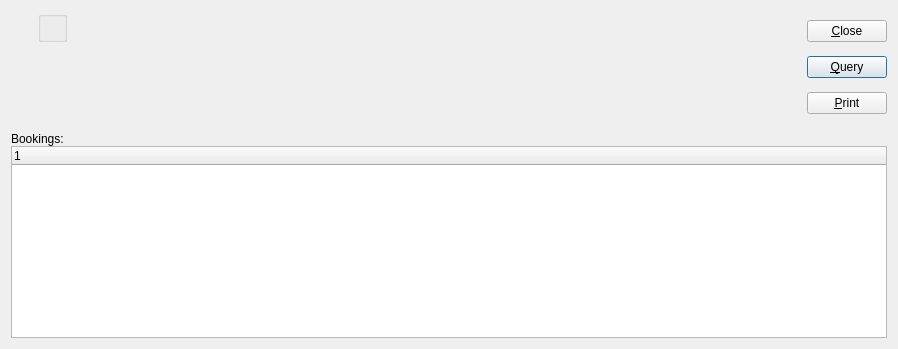
Pegasus-RPG/xtuple-client, file guiclient/dspBookingsByItem.ui: the form before one commit.
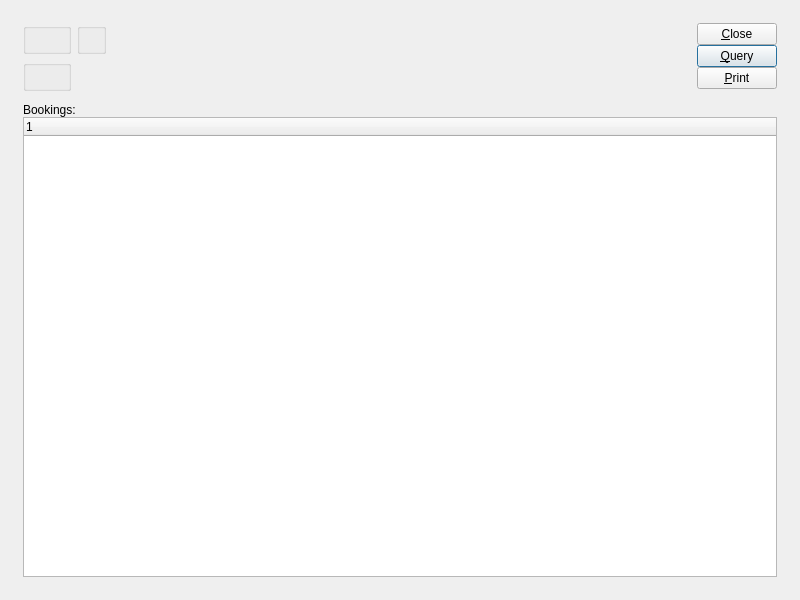
The form after the commit. Custom widgets are drawn as their Qt base class.

Commit message: issue 8520:  Touch up layouts with tweaked clusters.

The edit to the form file:
```diff
--- a/guiclient/dspBookingsByItem.ui
+++ b/guiclient/dspBookingsByItem.ui
@@ -13,20 +13,33 @@
    <rect>
     <x>0</x>
     <y>0</y>
-    <width>898</width>
-    <height>349</height>
+    <width>800</width>
+    <height>600</height>
    </rect>
   </property>
   <property name="windowTitle" >
    <string>Bookings by Item</string>
   </property>
-   <layout class="QVBoxLayout" >
-    <item>
-     <layout class="QHBoxLayout" >
+  <layout class="QGridLayout" name="gridLayout_6" >
+   <item row="0" column="0" >
+    <layout class="QGridLayout" name="gridLayout_5" >
+     <property name="margin" >
+      <number>12</number>
+     </property>
       <property name="spacing" >
-       <number>7</number>
-      </property>
+      <number>12</number>
+     </property>
+     <item row="0" column="0" >
+      <layout class="QHBoxLayout" name="horizontalLayout" >
       <item>
+        <layout class="QGridLayout" name="gridLayout_4" >
+         <item row="0" column="0" >
+          <widget class="QGroupBox" name="_itemGroup" >
+           <property name="title" >
+            <string/>
+           </property>
+           <layout class="QGridLayout" name="gridLayout_3" >
+            <item row="0" column="0" >
        <layout class="QVBoxLayout" >
         <property name="spacing" >
          <number>0</number>
@@ -49,61 +62,33 @@
         </item>
        </layout>
       </item>
-      <item>
-       <layout class="QVBoxLayout" >
-        <property name="spacing" >
-         <number>0</number>
-        </property>
-        <item>
-         <widget class="WarehouseGroup" name="_warehouse" >
+           </layout>
+          </widget>
+         </item>
+         <item row="0" column="1" >
+          <widget class="QGroupBox" name="_dateGroup" >
           <property name="title" >
            <string/>
           </property>
-         </widget>
-        </item>
-        <item>
-         <spacer>
-          <property name="orientation" >
-           <enum>Qt::Vertical</enum>
-          </property>
-          <property name="sizeHint" >
-           <size>
-            <width>20</width>
-            <height>0</height>
-           </size>
-          </property>
-         </spacer>
-        </item>
-       </layout>
-      </item>
-      <item>
-       <layout class="QVBoxLayout" >
-        <property name="spacing" >
-         <number>0</number>
-        </property>
-        <item>
+           <layout class="QGridLayout" name="gridLayout_2" >
+            <item row="0" column="0" >
          <widget class="DateCluster" name="_dates" />
         </item>
-        <item>
-         <spacer>
-          <property name="orientation" >
-           <enum>Qt::Vertical</enum>
-          </property>
-          <property name="sizeHint" >
-           <size>
-            <width>20</width>
-            <height>0</height>
-           </size>
-          </property>
-         </spacer>
+           </layout>
+          </widget>
+         </item>
+         <item row="1" column="0" >
+          <widget class="WarehouseGroup" name="_warehouse" >
+           <property name="title" >
+            <string/>
+           </property>
+           <property name="fixedSize" >
+            <bool>false</bool>
+           </property>
+          </widget>
         </item>
        </layout>
       </item>
-      <item>
-       <layout class="QHBoxLayout" >
-        <property name="spacing" >
-         <number>0</number>
-        </property>
         <item>
          <spacer>
           <property name="orientation" >
@@ -112,9 +97,9 @@
           <property name="sizeType" >
            <enum>QSizePolicy::Expanding</enum>
           </property>
-          <property name="sizeHint" >
+         <property name="sizeHint" stdset="0" >
            <size>
-            <width>20</width>
+           <width>0</width>
             <height>20</height>
            </size>
           </property>
@@ -123,7 +108,7 @@
         <item>
          <layout class="QVBoxLayout" >
           <property name="spacing" >
-           <number>5</number>
+          <number>0</number>
           </property>
           <item>
            <widget class="QPushButton" name="_close" >
@@ -152,13 +137,42 @@
             </property>
            </widget>
           </item>
-         </layout>
-        </item>
-       </layout>
-      </item>
-     </layout>
-    </item>
     <item>
+          <spacer name="verticalSpacer" >
+           <property name="orientation" >
+            <enum>Qt::Vertical</enum>
+           </property>
+           <property name="sizeHint" stdset="0" >
+            <size>
+             <width>20</width>
+             <height>0</height>
+            </size>
+           </property>
+          </spacer>
+         </item>
+        </layout>
+       </item>
+      </layout>
+     </item>
+     <item row="1" column="0" >
+      <widget class="QFrame" name="_frame" >
+       <property name="sizePolicy" >
+        <sizepolicy vsizetype="Expanding" hsizetype="Preferred" >
+         <horstretch>0</horstretch>
+         <verstretch>1</verstretch>
+        </sizepolicy>
+       </property>
+       <property name="frameShape" >
+        <enum>QFrame::NoFrame</enum>
+       </property>
+       <property name="frameShadow" >
+        <enum>QFrame::Raised</enum>
+       </property>
+       <layout class="QGridLayout" name="gridLayout" >
+        <property name="margin" >
+         <number>0</number>
+        </property>
+        <item row="0" column="0" >
      <layout class="QVBoxLayout" >
       <property name="spacing" >
        <number>0</number>
@@ -172,6 +186,11 @@
       </item>
       <item>
        <widget class="XTreeWidget" name="_soitem" />
+          </item>
+         </layout>
+        </item>
+       </layout>
+      </widget>
       </item>
      </layout>
     </item>
```
Left out of the diff: 3 changed lines with no effect on the pictures. Lines whose indentation alone changed are shown as unchanged. The commit also changes 34 other files.
